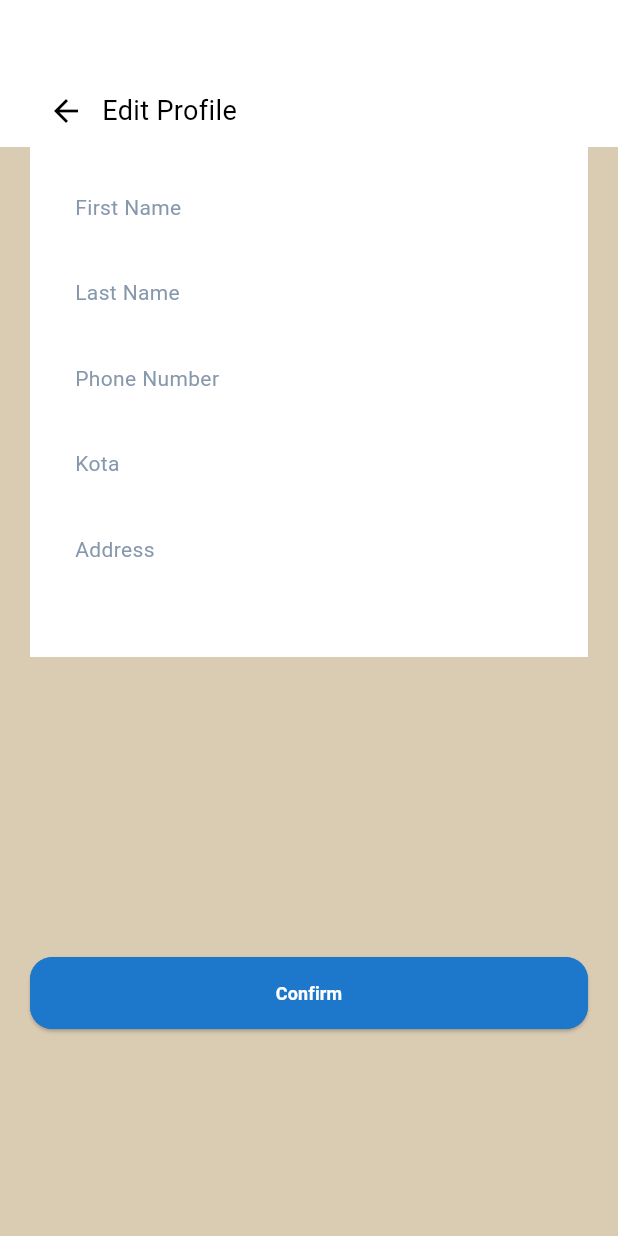
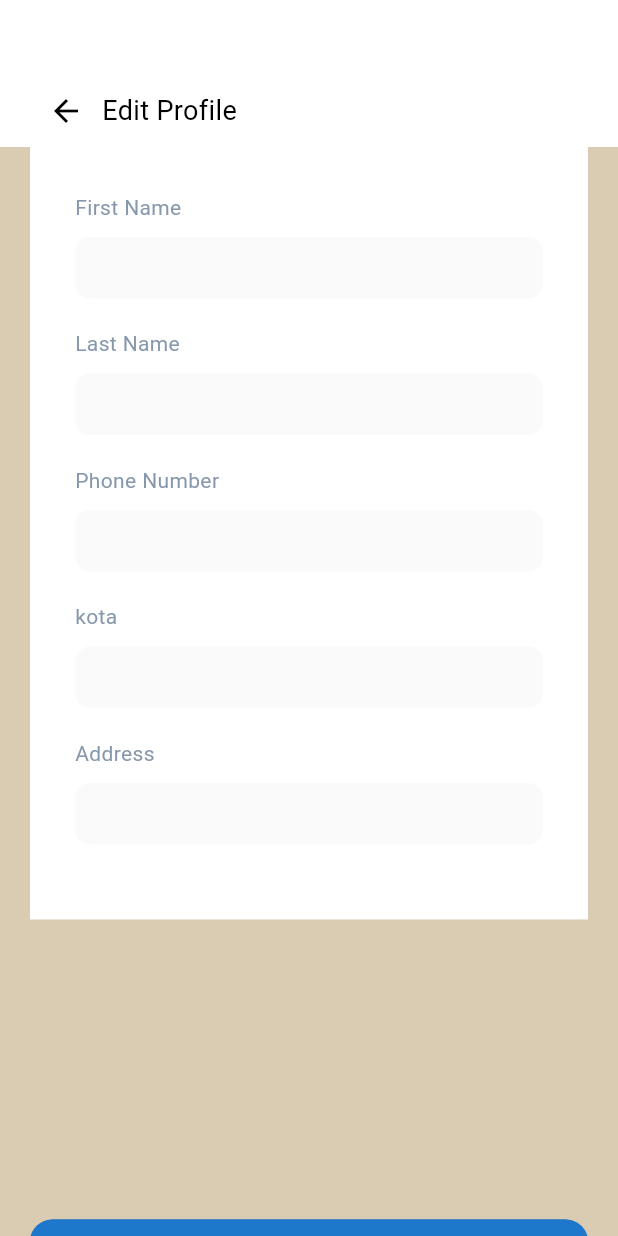
Before and after one commit to wildanarkan/magang_flutter, a Flutter app: the EditProfilePage screen opened directly, on a phone screen of 412 x 824 dp. Run offline on Flutter 3.47's test engine with Material 3 defaults, Android fonts, the phone set to English and light mode, and no system bars; our stand-ins replace dotted_border, image_picker.

Commit message:
fix : Edit Profile Page

```diff
--- a/lib/pages/edit_profile_page.dart
+++ b/lib/pages/edit_profile_page.dart
@@ -1,7 +1,7 @@
 import 'package:flutter/material.dart';
-import 'package:magang_flutter/common/app_color.dart';
 import 'package:magang_flutter/widgets/build_appbar.dart';
 import 'package:magang_flutter/widgets/build_button.dart';
+import 'package:magang_flutter/widgets/build_text_field.dart';
 
 class EditProfilePage extends StatelessWidget {
   const EditProfilePage({super.key});
@@ -24,65 +24,21 @@ class EditProfilePage extends StatelessWidget {
                 Container(
                   width: double.infinity,
                   color: Colors.white,
-                  child: Padding(
-                    padding: const EdgeInsets.all(30),
+                  child: const Padding(
+                    padding: EdgeInsets.all(30),
                     child: Column(
                       crossAxisAlignment: CrossAxisAlignment.start,
                       children: [
-                        Text(
-                          'First Name',
-                          style: TextStyle(color: AppColor.textBody),
-                        ),
-                        const TextField(
-                          decoration: InputDecoration(
-                            isDense: true,
-                            border: InputBorder.none
-                          ),
-                        ),
-                        const SizedBox(height: 5,),
-                         Text(
-                          'Last Name',
-                          style: TextStyle(color: AppColor.textBody),
-                        ),
-                        const TextField(
-                          decoration: InputDecoration(
-                            isDense: true,
-                            border: InputBorder.none
-                          ),
-                        ),
-                        const SizedBox(height: 5,),
-                         Text(
-                          'Phone Number',
-                          style: TextStyle(color: AppColor.textBody),
-                        ),
-                        const TextField(
-                          decoration: InputDecoration(
-                            isDense: true,
-                            border: InputBorder.none
-                          ),
-                        ),
-                        const SizedBox(height: 5,),
-                         Text(
-                          'Kota',
-                          style: TextStyle(color: AppColor.textBody),
-                        ),
-                        const TextField(
-                          decoration: InputDecoration(
-                            isDense: true,
-                            border: InputBorder.none
-                          ),
-                        ),
-                        const SizedBox(height: 5,),
-                         Text(
-                          'Address',
-                          style: TextStyle(color: AppColor.textBody),
-                        ),
-                        const TextField(
-                          decoration: InputDecoration(
-                            isDense: true,
-                            border: InputBorder.none
-                          ),
-                        ),
+                       BuildTextField(
+                         title: 'First Name',),
+                         BuildTextField(
+                         title: 'Last Name',),
+                        BuildTextField(
+                         title: 'Phone Number',),
+                        BuildTextField(
+                         title: 'kota',),
+                        BuildTextField(
+                         title: 'Address',),
                       ],
                     ),
                   ),
```
Also changed, not shown: lib/pages/balance_sheet_detail_page.dart (added, +147 -0 lines), lib/pages/leave_request_detail_page.dart (+55 -11 lines), lib/pages/widget_page.dart (+14 -0 lines), lib/widgets/build_button_reject.dart (deleted, +0 -51 lines), lib/widgets/build_text_column.dart (deleted, +0 -37 lines).
